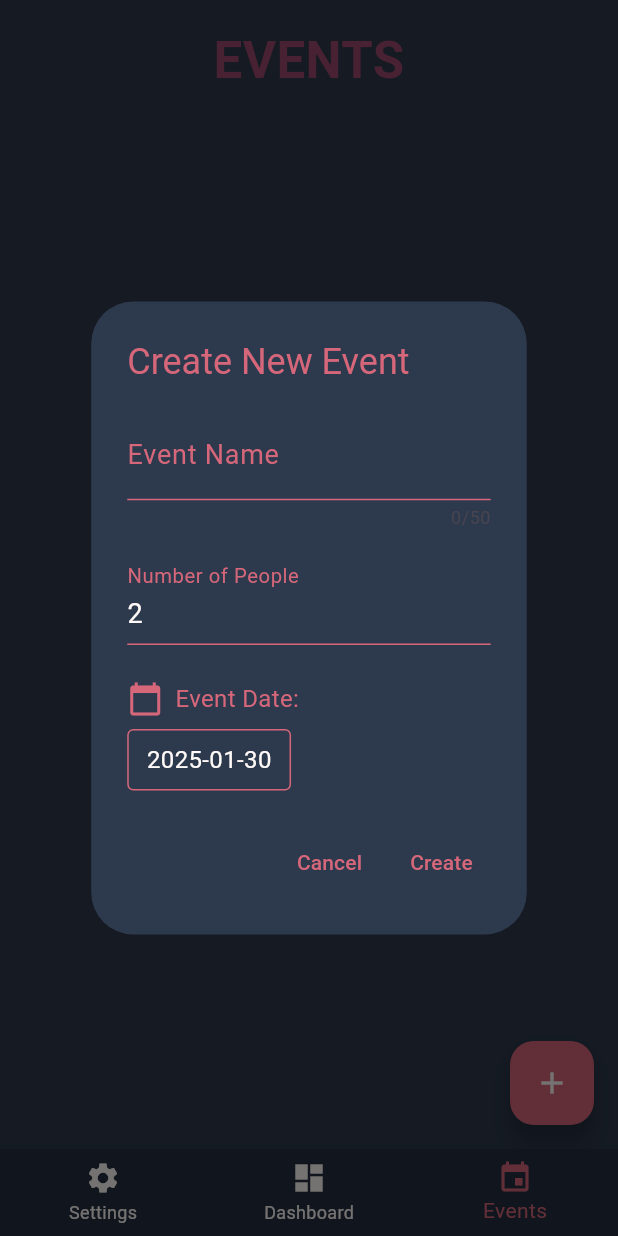
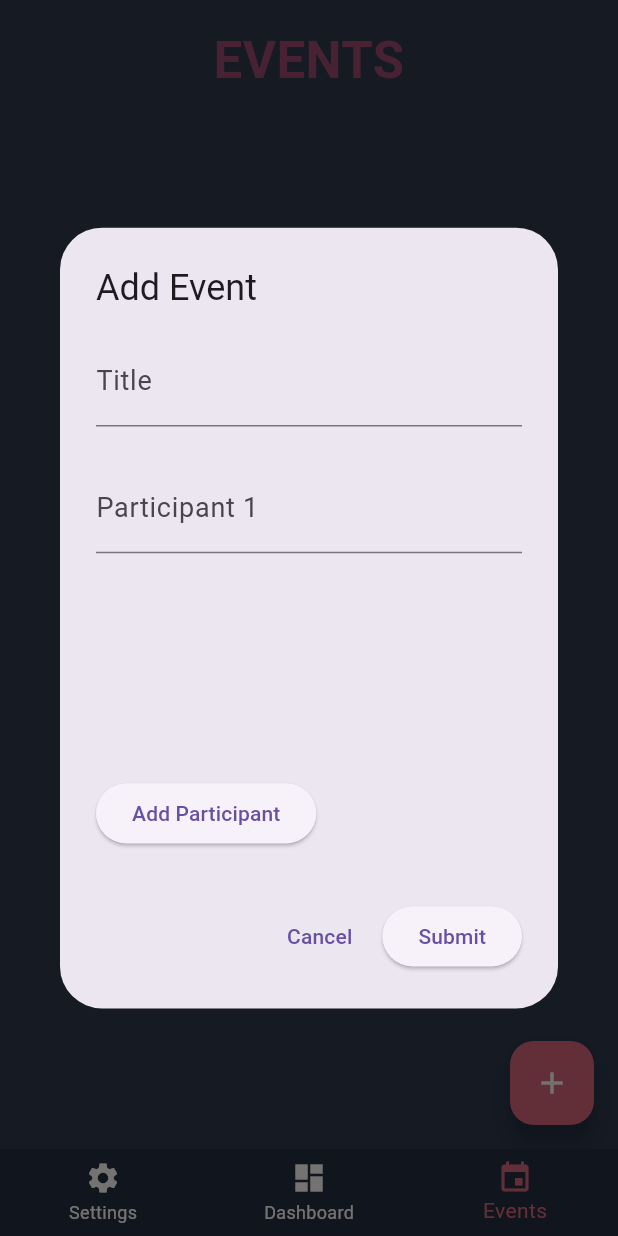
Before and after one commit to akifiz/Grp-Project-ABC-MAD-, a Flutter app: the screen it shows after launch, item 3 of the bottom bar chosen, after a tap on the "add" icon, on a phone screen of 412 x 824 dp. Run offline on Flutter 3.47's test engine with Material 3 defaults, Android fonts, the phone set to English and light mode, and no system bars; our stand-ins replace cloud_firestore, firebase_core, shared_preferences; accounts and stored records are empty; generated files the repository leaves out were written again; Roboto replaces fonts that are missing (Nunito).

Commit message:
created new event-form

```diff
--- a/abcmobileapp/lib/events_page.dart
+++ b/abcmobileapp/lib/events_page.dart
@@ -22,10 +22,20 @@ class EventsPage extends StatefulWidget {
 }
 
 class _EventsPageState extends State<EventsPage> {
-
-  final _formKey = GlobalKey<FormState>();
   final _peopleController = TextEditingController();
   final _nameController = TextEditingController();
+
+
+  int numberOfUsers = 1; // Default number of users
+  double amount = 0;
+  bool isEvenSplit = true;
+  final List<TextEditingController> costControllers = [];
+  final TextEditingController amountController = TextEditingController();
+  final TextEditingController titleController = TextEditingController();
+
+  final List<TextEditingController> participantControllers = [
+    TextEditingController()
+  ];
 
 
   @override
@@ -41,200 +51,158 @@ class _EventsPageState extends State<EventsPage> {
     super.dispose();
   }
 
-  void _showCreateEventDialog() {
-    DateTime selectedDate = DateTime.now();
 
-    // Reset controllers
-    _nameController.clear();
-    _peopleController.text = '2';
+  void _addParticipantField() {
+  }
+
+  void _removeParticipantField(int index) {
+    if (participantControllers.length > 1) {
+      setState(() {
+        participantControllers[index].dispose();
+        participantControllers.removeAt(index);
+      });
+    }
+  }
+
+  void _showEventForm() {
 
     showDialog(
         context: context,
-      barrierDismissible: false, // Must use buttons to close
         builder: (BuildContext context) {
+          String? titleErrorMessage;
+          String? participantErrorMessage;
+          return StatefulBuilder(builder: (context, setState) {
+
+            bool validateTitle() {
+              if (titleController.text == '') {
+                setState(() {
+                  titleErrorMessage = 'Event title cannot be empty';
+                });
+                return false;
+              }
+              setState(() {
+                titleErrorMessage = null;
+              });
+              return true;
+            }
+
+            bool validateParticipant(){
+              List<String> participants = participantControllers.map((controller) => controller.text).toList();
+              for(var p in participants){
+                if(p == ''){
+                  setState(() {
+                    participantErrorMessage = 'User ID cannot be empty';
+                  });
+                  return false;
+                }
+              }
+              return true;
+            }
+
             return AlertDialog(
-          backgroundColor: AppColors.background,
-          title: Text(
-            'Create New Event',
-            style: TextStyle(color: AppColors.text),
-          ),
-          content: Form(
-            key: _formKey,
-            child: SingleChildScrollView( // Make scrollable for small screens
+              title: const Text('Add Event'),
+              content: SizedBox(
+                width: double.maxFinite,
                 child: Column(
                   mainAxisSize: MainAxisSize.min,
                   crossAxisAlignment: CrossAxisAlignment.start,
                   children: [
-                  TextFormField(
-                    controller: _nameController,
-                    style: TextStyle(color: AppColors.main),
+                    TextField(
+                      keyboardType: TextInputType.text,
+                      decoration: const InputDecoration(labelText: 'Title'),
+                      controller: titleController,
+                    ),
+                    const SizedBox(height: 8),
+                    if (titleErrorMessage != null)
+                      Text(
+                        titleErrorMessage!,
+                        style: const TextStyle(color: Colors.red),
+                      ),
+                    const SizedBox(height: 8),
+                    SizedBox(
+                      height: 200,
+                      child: ListView.builder(
+                        itemCount: participantControllers.length,
+                        itemBuilder: (context, index) {
+                          return Padding(
+                            padding: const EdgeInsets.symmetric(vertical: 8.0),
+                            child: Row(
+                              children: [
+                                Expanded(
+                                  child: TextField(
+                                    controller: participantControllers[index],
                                     decoration: InputDecoration(
-                      labelText: 'Event Name',
-                      labelStyle: TextStyle(color: AppColors.text),
-                      enabledBorder: UnderlineInputBorder(
-                        borderSide: BorderSide(color: AppColors.text),
+                                        labelText: 'Participant ${index + 1}'),
                                   ),
-                      focusedBorder: UnderlineInputBorder(
-                        borderSide: BorderSide(color: AppColors.text),
                                 ),
-                      errorStyle: TextStyle(color: Colors.redAccent),
-                    ),
-                    validator: (value) {
-                      if (value == null || value.trim().isEmpty) {
-                        return 'Please enter an event name';
-                      }
-                      if (value.length > 50) {
-                        return 'Event name too long (max 50 characters)';
-                      }
-                      return null;
+                                if (participantControllers.length > 1)
+                                  IconButton(
+                                    icon: const Icon(Icons.remove_circle,
+                                        color: Colors.red),
+                                    onPressed: (){
+                                      setState((){
+                                        _removeParticipantField(index);
+                                      });
                                     },
-                    textInputAction: TextInputAction.next,
-                    maxLength: 50,
-                  ),
-                  SizedBox(height: 16),
-                  TextFormField(
-                    controller: _peopleController,
-                    style: TextStyle(color: AppColors.main),
-                    decoration: InputDecoration(
-                      labelText: 'Number of People',
-                      labelStyle: TextStyle(color: AppColors.text),
-                      enabledBorder: UnderlineInputBorder(
-                        borderSide: BorderSide(color: AppColors.text),
-                      ),
-                      focusedBorder: UnderlineInputBorder(
-                        borderSide: BorderSide(color: AppColors.text),
-                      ),
-                      errorStyle: TextStyle(color: Colors.redAccent),
-                      hintText: 'Enter number of participants',
-                      hintStyle: TextStyle(color: AppColors.main.withOpacity(0.5)),
-                    ),
-                    keyboardType: TextInputType.number,
-                    inputFormatters: [
-                      FilteringTextInputFormatter.digitsOnly,
-                      LengthLimitingTextInputFormatter(4), // Reasonable limit
-                    ],
-                    validator: (value) {
-                      if (value == null || value.isEmpty) {
-                        return 'Please enter number of people';
-                      }
-                      final number = int.tryParse(value);
-                      if (number == null) {
-                        return 'Please enter a valid number';
-                      }
-                      if (number < 2) {
-                        return 'Minimum 2 people required';
-                      }
-                      if (number > 100) {
-                        return 'Maximum 100 people allowed';
-                      }
-                      return null;
-                    },
-                  ),
-                  SizedBox(height: 24),
-                  Row(
-                    children: [
-                      Icon(Icons.calendar_today, color: AppColors.text),
-                      SizedBox(width: 8),
-                      Text(
-                        'Event Date:',
-                        style: TextStyle(
-                          color: AppColors.text,
-                          fontSize: 16,
-                        ),
                                   ),
                               ],
                             ),
-                  SizedBox(height: 8),
-                  InkWell(
-                    onTap: () async {
-                      final DateTime? picked = await showDatePicker(
-                        context: context,
-                        initialDate: selectedDate,
-                        firstDate: DateTime(2000),
-                        lastDate: DateTime(2101),
-                        builder: (context, child) {
-                          return Theme(
-                            data: Theme.of(context).copyWith(
-                              colorScheme: ColorScheme.dark(
-                                primary: AppColors.text,
-                                surface: AppColors.background,
-                                onSurface: AppColors.main,
-                              ),
-                              dialogBackgroundColor: AppColors.background,
-                            ),
-                            child: child!,
                           );
                         },
-                      );
-                      if (picked != null && picked != selectedDate) {
-                        setState(() {
-                          selectedDate = picked;
-                        });
-                      }
-                    },
-                    child: Container(
-                      padding: EdgeInsets.symmetric(vertical: 8, horizontal: 12),
-                      decoration: BoxDecoration(
-                        border: Border.all(color: AppColors.text),
-                        borderRadius: BorderRadius.circular(4),
-                      ),
-                      child: Text(
-                        selectedDate.toString().split(' ')[0],
-                        style: TextStyle(color: AppColors.main),
                       ),
                     ),
+                    const SizedBox(height: 10),
+                    if (participantErrorMessage != null)
+                      Text(
+                        participantErrorMessage!,
+                        style: const TextStyle(color: Colors.red),
                       ),
+                    const SizedBox(height: 8),
+                    ElevatedButton(
+                      onPressed: (){
+                        setState(() {
+                          participantControllers.add(TextEditingController());
+                        });
+                      },
+                      child: const Text('Add Participant'),
+                    ),
+                    const SizedBox(height: 10),
                   ],
-              ),
                 ),
               ),
               actions: [
                 TextButton(
+                  onPressed: () => Navigator.of(context).pop(),
+                  child: const Text('Cancel'),
+                ),
+                ElevatedButton(
                   onPressed: () {
-                _nameController.clear();
-                _peopleController.text = '2';
-                Navigator.pop(context);
-              },
-              child: Text(
-                'Cancel',
-                style: TextStyle(color: AppColors.text),
-              ),
-            ),
-            TextButton(
-              onPressed: () {
-                if (_formKey.currentState!.validate()) {
-                  _addEvent(
-                    new Event(
+                    if (validateTitle() && validateParticipant()) {
+                      List<String> initialBalances = [];
+                      for(var i = 0; i < participantControllers.length; i++){
+                        initialBalances.add(createRepeatingPattern("0,", participantControllers.length));
+                      }
+
+                      _addEvent(new Event(
                         eventId: "E${widget.events.length + 1}",
-                      title: "Event E${widget.events.length + 1}",
+                        title: titleController.text,
                         totalSpending: 0.0,
-                      userId: ['U1','U2'],
+                        balance: initialBalances,
                         date: DateFormat('d MMMM yyyy').format(DateTime.now()),
                         time: DateFormat('h:mm a').format(DateTime.now()),
-                      balance: ['0,0,','0,0,'],
-                    )
-                  );
-                  Navigator.pop(context);
-
-                  // Show confirmation
-                  ScaffoldMessenger.of(context).showSnackBar(
-                    SnackBar(
-                      content: Text('Event created successfully!'),
-                      backgroundColor: Colors.green,
-                      duration: Duration(seconds: 2),
-                    ),
-                  );
+                        userId: participantControllers.map((controller) => controller.text).toList(),
+                      ));
+                      titleController.clear();
+                      Navigator.of(context).pop();
                     }
                   },
-              child: Text(
-                'Create',
-                style: TextStyle(color: AppColors.text),
-              ),
+                  child: const Text('Submit'),
                 ),
               ],
             );
-      },
-    );
+          });
+        });
+
   }
 
   void _deleteEvent(Event event) {
@@ -244,6 +212,7 @@ class _EventsPageState extends State<EventsPage> {
       widget.events.removeWhere((e) => e.eventId == event.eventId);
     });
     // Save the updated events list
+    widget.onEventUpdated();
 
     // Show confirmation
     ScaffoldMessenger.of(context).showSnackBar(
@@ -261,9 +230,7 @@ class _EventsPageState extends State<EventsPage> {
       handler.createEvent(event);
       widget.events.add(event);
     });
-
   }
-
 
   @override
   Widget build(BuildContext context) {
@@ -316,7 +283,8 @@ class _EventsPageState extends State<EventsPage> {
                     return Padding(
                       padding: const EdgeInsets.only(bottom: 8.0),
                       child: TileButton(
-                        text: "${event.title}\n${event.date}\n${event.userId.length} People",
+                        text:
+                            "${event.title}\n${event.date}\n${event.userId.length} People",
                         icon: Icons.event,
                         onPressed: () {
                           Navigator.push(
@@ -338,7 +306,7 @@ class _EventsPageState extends State<EventsPage> {
                 bottom: 16,
                 child: FloatingActionButton(
                   backgroundColor: AppColors.text,
-                  onPressed: _showCreateEventDialog,
+                  onPressed: _showEventForm,
                   child: Icon(Icons.add, color: AppColors.main),
                   tooltip: 'Create New Event',
                 ),
```
Also changed, not shown: abcmobileapp/lib/event_details.dart (+47 -22 lines). Lines whose indentation alone changed are shown as unchanged.
